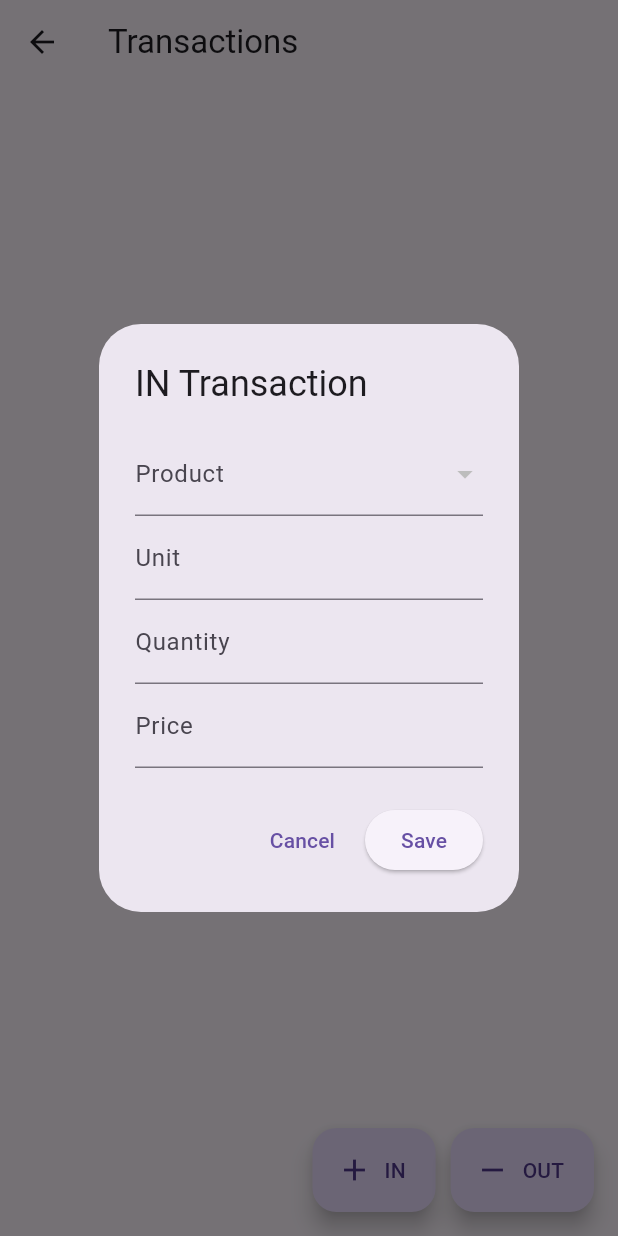
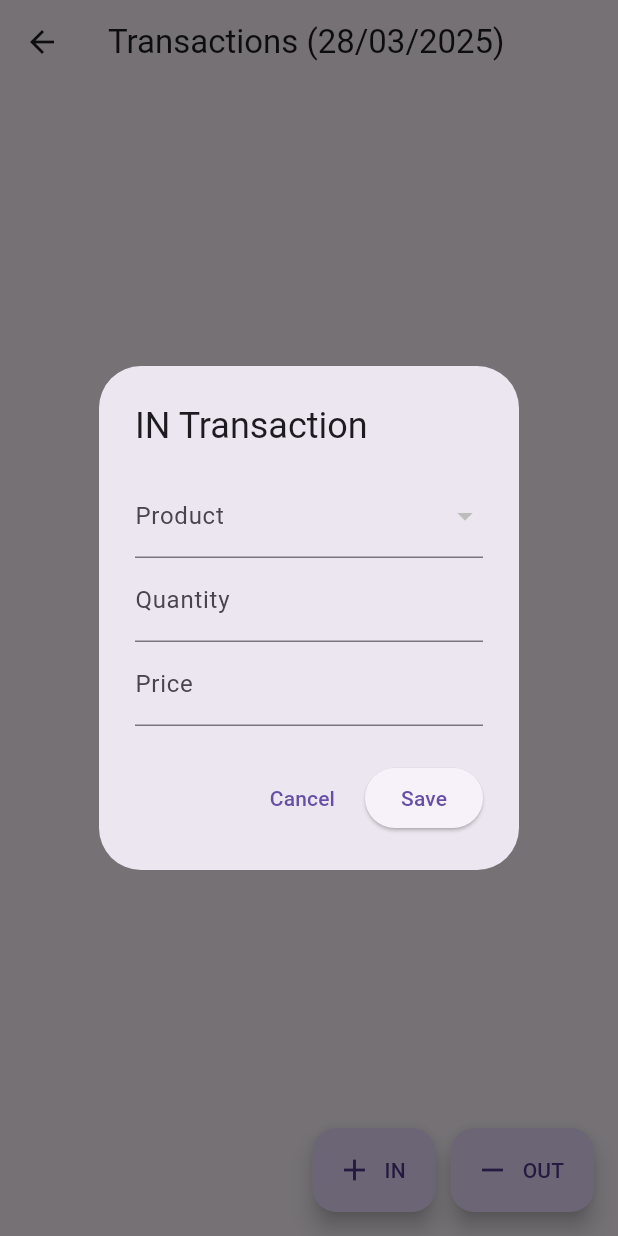
Before and after one commit to maheshbailur/softdrinksdealer, a Flutter app: the TransactionScreen screen opened directly, after a tap on "IN", on a phone screen of 412 x 824 dp. Run offline on Flutter 3.47's test engine with Material 3 defaults, Android fonts, the light colour scheme and no system bars; our stand-ins replace fl_chart, sqflite; accounts and stored records are empty.

Commit message:
updated transaction screen

```diff
--- a/lib/database/database_helper.dart
+++ b/lib/database/database_helper.dart
@@ -58,10 +58,8 @@ class DatabaseHelper {
         drink_id INTEGER NOT NULL,
         quantity INTEGER NOT NULL,
         price REAL NOT NULL,
-        manufacturer_id INTEGER NOT NULL,
         transaction_date TEXT DEFAULT (datetime('now')),
-        FOREIGN KEY (drink_id) REFERENCES Drinks (id) ON DELETE CASCADE,
-        FOREIGN KEY (manufacturer_id) REFERENCES Manufacturers (id) ON DELETE CASCADE
+        FOREIGN KEY (drink_id) REFERENCES Drinks (id) ON DELETE CASCADE
       )
     ''');
 
--- a/lib/models/drink.dart
+++ b/lib/models/drink.dart
@@ -4,6 +4,7 @@ class Drink {
   final int stock; // Current stock
   final String category;
   final int? manufacturerId; // Foreign key to Manufacturers table
+  final String? manufacturerName;
 
   Drink({
     required this.id,
@@ -11,6 +12,7 @@ class Drink {
     required this.category,
     required this.stock,
     this.manufacturerId,
+    this.manufacturerName,
   });
 
   Map<String, dynamic> toMap() {
@@ -20,6 +22,7 @@ class Drink {
       'stock': stock,
       'category': category,
       'manufacturer_id': manufacturerId,
+      'manufacturer_name': manufacturerName,
     };
   }
 
@@ -30,6 +33,7 @@ class Drink {
       category: map['category'] ?? "Uncategorized", // ✅ Default category
       stock: map['stock'] ?? 0, // ✅ Default stock to 0
       manufacturerId: map['manufacturer_id'], // Nullable, so no default needed
+      manufacturerName: map['manufacturer_name'] ?? "Unknown Manufacturer",
     );
   }
 
@@ -39,6 +43,7 @@ class Drink {
     int? stock,
     String? category,
     int? manufacturerId,
+    String? manufacturerName,
   }) {
     return Drink(
       id: id ?? this.id,
@@ -46,6 +51,7 @@ class Drink {
       stock: stock ?? this.stock,
       category: category ?? this.category,
       manufacturerId: manufacturerId ?? this.manufacturerId,
+      manufacturerName: manufacturerName ?? this.manufacturerName,
     );
   }
 
--- /dev/null
+++ b/lib/models/in_transaction.dart
@@ -0,0 +1,35 @@
+class InTransaction {
+  final int id;
+  final int drinkId;
+  final int quantity;
+  final double price;
+  final DateTime transactionDate;
+
+  InTransaction({
+    required this.id,
+    required this.drinkId,
+    required this.quantity,
+    required this.price,
+    required this.transactionDate,
+  });
+
+  Map<String, dynamic> toMap() {
+    return {
+      'id': id,
+      'drink_id': drinkId,
+      'quantity': quantity,
+      'price': price,
+      'transaction_date': transactionDate.toIso8601String(),
+    };
+  }
+
+  factory InTransaction.fromMap(Map<String, dynamic> map) {
+    return InTransaction(
+      id: map['id'],
+      drinkId: map['drink_id'],
+      quantity: map['quantity'],
+      price: map['price'],
+      transactionDate: DateTime.parse(map['transaction_date']),
+    );
+  }
+}
--- /dev/null
+++ b/lib/models/out_transaction.dart
@@ -0,0 +1,39 @@
+class OutTransaction {
+  final int id;
+  final int drinkId;
+  final int quantity;
+  final double price;
+  final int purchaserId;
+  final DateTime transactionDate;
+
+  OutTransaction({
+    required this.id,
+    required this.drinkId,
+    required this.quantity,
+    required this.price,
+    required this.purchaserId,
+    required this.transactionDate,
+  });
+
+  Map<String, dynamic> toMap() {
+    return {
+      'id': id,
+      'drink_id': drinkId,
+      'quantity': quantity,
+      'price': price,
+      'purchaser_id': purchaserId,
+      'transaction_date': transactionDate.toIso8601String(),
+    };
+  }
+
+  factory OutTransaction.fromMap(Map<String, dynamic> map) {
+    return OutTransaction(
+      id: map['id'],
+      drinkId: map['drink_id'],
+      quantity: map['quantity'],
+      price: map['price'],
+      purchaserId: map['purchaser_id'],
+      transactionDate: DateTime.parse(map['transaction_date']),
+    );
+  }
+}
--- a/lib/models/transaction.dart
+++ /dev/null
@@ -1,69 +0,0 @@
-class Transaction {
-  final int id;
-  final int drinkId;
-  final int quantity;
-  final double price;
-  final int? manufacturerId; // For IN transactions
-  final int? purchaserId; // For OUT transactions
-  final String transactionType; // "in" or "out"
-  final DateTime transactionDate;
-
-  Transaction({
-    required this.id,
-    required this.drinkId,
-    required this.quantity,
-    required this.price,
-    this.manufacturerId, // Optional for OUT transactions
-    this.purchaserId, // Optional for IN transactions
-    required this.transactionType,
-    required this.transactionDate,
-  });
-
-  Map<String, dynamic> toMap() {
-    return {
-      'id': id,
-      'drink_id': drinkId,
-      'quantity': quantity,
-      'price': price,
-      'manufacturer_id': manufacturerId,
-      'purchaser_id': purchaserId,
-      'transaction_type': transactionType,
-      'transaction_date': transactionDate.toIso8601String(),
-    };
-  }
-
-  factory Transaction.fromMap(Map<String, dynamic> map) {
-    return Transaction(
-      id: map['id'],
-      drinkId: map['drink_id'],
-      quantity: map['quantity'],
-      price: map['price'],
-      manufacturerId: map['manufacturer_id'],
-      purchaserId: map['purchaser_id'],
-      transactionType: map['transaction_type'],
-      transactionDate: DateTime.parse(map['transaction_date']),
-    );
-  }
-
-  Transaction copyWith({
-    int? id,
-    int? drinkId,
-    int? quantity,
-    double? price,
-    int? manufacturerId,
-    int? purchaserId,
-    String? transactionType,
-    DateTime? transactionDate,
-  }) {
-    return Transaction(
-      id: id ?? this.id,
-      drinkId: drinkId ?? this.drinkId,
-      quantity: quantity ?? this.quantity,
-      price: price ?? this.price,
-      manufacturerId: manufacturerId ?? this.manufacturerId,
-      purchaserId: purchaserId ?? this.purchaserId,
-      transactionType: transactionType ?? this.transactionType,
-      transactionDate: transactionDate ?? this.transactionDate,
-    );
-  }
-}
--- /dev/null
+++ b/lib/repositories/transactions_repository.dart
@@ -0,0 +1,114 @@
+import '../database/database_helper.dart';
+// import '../models/drink.dart';
+import '../models/in_transaction.dart';
+import '../models/out_transaction.dart';
+import './drink_repository.dart';
+
+class TransactionRepository {
+  final DatabaseHelper _dbHelper = DatabaseHelper.instance;
+  final DrinkRepository _drinkRepository = DrinkRepository();
+
+  // ✅ Insert IN Transaction
+  Future<int> insertInTransaction(InTransaction transaction) async {
+    final db = await _dbHelper.database;
+
+    // Insert the transaction into IN_Transactions table
+    int result = await db.insert('IN_Transactions', transaction.toMap());
+
+    if (result > 0) {
+      // Update the stock of the drink
+      await _drinkRepository.updateDrinkStock(transaction.drinkId, transaction.quantity);
+    }
+
+    return result;
+  }
+
+  // ✅ Insert OUT Transaction
+  Future<int> insertOutTransaction(OutTransaction transaction) async {
+    final db = await _dbHelper.database;
+    int result = await db.insert('OUT_Transactions', transaction.toMap());
+
+    if (result > 0) {
+      // Update the stock of the drink
+      await _drinkRepository.updateDrinkStock(transaction.drinkId, -transaction.quantity);
+    }
+
+    return result;
+  }
+
+  // ✅ Get IN Transactions
+  Future<List<InTransaction>> getInTransactionsByDateRange(
+      DateTime start, DateTime end) async {
+    final db = await _dbHelper.database;
+    final List<Map<String, dynamic>> maps = await db.query(
+      'IN_Transactions',
+      where: 'transaction_date BETWEEN ? AND ?',
+      whereArgs: [start.toIso8601String(), end.toIso8601String()],
+    );
+
+    return List.generate(maps.length, (i) {
+      return InTransaction.fromMap(maps[i]);
+    });
+  }
+
+  // ✅ Get OUT Transactions
+  Future<List<OutTransaction>> getOutTransactionsByDateRange(
+      DateTime start, DateTime end) async {
+    final db = await _dbHelper.database;
+    final List<Map<String, dynamic>> maps = await db.query(
+      'OUT_Transactions',
+      where: 'transaction_date BETWEEN ? AND ?',
+      whereArgs: [start.toIso8601String(), end.toIso8601String()],
+    );
+
+    return List.generate(maps.length, (i) {
+      return OutTransaction.fromMap(maps[i]);
+    });
+  }
+
+  Future<List<Map<String, dynamic>>> getTodayTransactions() async {
+    final db = await _dbHelper.database;
+
+    // Get today's date in YYYY-MM-DD format
+    final String today = DateTime.now().toIso8601String().split('T')[0];
+
+    final List<Map<String, dynamic>> transactions = await db.rawQuery('''
+      SELECT
+        IN_T.id,
+        IN_T.drink_id,
+        D.name AS drink_name,
+        M.name AS manufacturer_name,
+        IN_T.quantity,
+        IN_T.price,
+        'IN' AS type,
+        IN_T.transaction_date
+      FROM IN_Transactions AS IN_T
+      JOIN Drinks AS D ON IN_T.drink_id = D.id
+      LEFT JOIN Manufacturers AS M ON D.manufacturer_id = M.id
+      WHERE DATE(IN_T.transaction_date) = DATE(?)
+
+      UNION ALL
+
+      SELECT
+        OUT_T.id,
+        OUT_T.drink_id,
+        D.name AS drink_name,
+        M.name AS manufacturer_name,
+        OUT_T.quantity,
+        OUT_T.price,
+        'OUT' AS type,
+        OUT_T.transaction_date
+      FROM OUT_Transactions AS OUT_T
+      JOIN Drinks AS D ON OUT_T.drink_id = D.id
+      LEFT JOIN Manufacturers AS M ON D.manufacturer_id = M.id
+      WHERE DATE(OUT_T.transaction_date) = DATE(?)
+
+      ORDER BY transaction_date DESC
+    ''', [today, today]);
+
+    print("Today's Transactions: $transactions");
+
+    return transactions;
+  }
+
+}
--- a/lib/screens/transaction_screen.dart
+++ b/lib/screens/transaction_screen.dart
@@ -1,8 +1,10 @@
 import 'package:flutter/material.dart';
-import '../models/transaction.dart';
+import 'package:intl/intl.dart'; // Import this at the top
+import '../models/in_transaction.dart';
+import '../models/out_transaction.dart';
 import '../models/drink.dart';
 import '../models/purchaser.dart';
-import '../database/database_helper.dart';
+import '../repositories/transactions_repository.dart';
 import '../repositories/drink_repository.dart';
 
 class TransactionScreen extends StatefulWidget {
@@ -11,69 +13,66 @@ class TransactionScreen extends StatefulWidget {
 }
 
 class _TransactionScreenState extends State<TransactionScreen> {
-  List<Transaction> transactions = [];
+  List<Map<String, dynamic>> _transactions = [];
   List<Drink> drinks = [];
   List<Purchaser> purchasers = [];
+
   final _formKey = GlobalKey<FormState>();
-  final _unitController = TextEditingController();
   final _priceController = TextEditingController();
   final _quantityController = TextEditingController();
   Drink? _selectedDrink;
-  Purchaser? _selectedPurchaser; // For OUT transactions
+  Purchaser? _selectedPurchaser; // Only for OUT transactions
+
+  final transactionRepository = TransactionRepository();
+  final drinkRepository = DrinkRepository();
 
   @override
   void initState() {
     super.initState();
-    _loadDrinks();
-    _loadPurchasers();
+    _transactions = []; // Initialize with an empty list
+    _loadTransactions(); // Load data
+    _loadDrinks(); // Load drinks
   }
 
   Future<void> _loadDrinks() async {
-    final db = await DatabaseHelper.instance.database;
-    final List<Map<String, dynamic>> maps = await db.query('Drinks');
-    setState(() {
-      drinks = maps.map((map) => Drink.fromMap(map)).toList();
-    });
+    drinks = await drinkRepository.getAllDrinks(); // Ensure this method exists in DrinkRepository
+    setState(() {}); // Refresh UI after fetching data
   }
 
-  Future<void> _loadPurchasers() async {
-    final db = await DatabaseHelper.instance.database;
-    final List<Map<String, dynamic>> maps = await db.query('Purchasers');
+
+  Future<void> _loadTransactions() async {
+    final transactions = await transactionRepository.getTodayTransactions();
+
     setState(() {
-      purchasers = maps.map((map) => Purchaser.fromMap(map)).toList();
+      _transactions = List<Map<String, dynamic>>.from(transactions); // ✅ Convert to mutable list
+
+      _transactions.sort((a, b) {
+        final dateA = DateTime.parse(a['transaction_date']);
+        final dateB = DateTime.parse(b['transaction_date']);
+        return dateB.compareTo(dateA); // Sort latest first
+      });
     });
+
+    print("Transactions after sorting: $_transactions");
+    print("Rebuilding UI with transactions count: ${_transactions.length}");
   }
+
 
   @override
   Widget build(BuildContext context) {
+    String todayDate = DateFormat('dd/MM/yyyy').format(DateTime.now());
+
     return Scaffold(
-      appBar: AppBar(
-        title: Text('Transactions'),
-      ),
-      body: Column(
-        children: [
-          Expanded(
-            child: ListView.builder(
-              itemCount: transactions.length,
+      appBar: AppBar(title: Text('Transactions ($todayDate)')),
+      body: _transactions.isEmpty
+          ? Center(child: Text('No transactions today'))
+          : ListView.builder(
+              itemCount: _transactions.length,
               itemBuilder: (context, index) {
-                final transaction = transactions[index];
-                final drink = drinks.firstWhere(
-                  (d) => d.id == transaction.drinkId,
-                  orElse: () => Drink(id: 0, name: 'Unknown', category: 'select', stock: 0, manufacturerId: null),
-                );
-                return Card(
-                  margin: EdgeInsets.all(8),
-                  child: ListTile(
-                    title: Text('${transaction.transactionType.toUpperCase()} - ${drink.name}'),
-                    subtitle: Text('Unit: ${transaction.quantity}, Price: ${transaction.price}'),
-                    trailing: Text(transaction.transactionDate.toString().split(' ')[0]),
-                  ),
-                );
+                final txn = _transactions[index];
+                return _buildTransactionCard(txn, txn['type']); // Pass transaction type
               },
             ),
-          ),
-        ],
-      ),
       floatingActionButton: Row(
         mainAxisAlignment: MainAxisAlignment.end,
         children: [
@@ -93,11 +92,23 @@ class _TransactionScreenState extends State<TransactionScreen> {
     );
   }
 
+
+Widget _buildTransactionCard(Map<String, dynamic> transaction, String type) {
+  return Card(
+    margin: EdgeInsets.all(8),
+    child: ListTile(
+      title: Text('$type [${transaction['drink_name']}-${transaction['manufacturer_name'] ?? 'Unknown'}] Qty: ${transaction['quantity']}, Price: ${transaction['price']}'),
+      // subtitle: Text('Quantity: ${transaction['quantity']}, Price: ${transaction['price']}'),
+    ),
+  );
+}
+
+
   void _showTransactionDialog(String transactionType) {
     showDialog(
       context: context,
       builder: (context) => AlertDialog(
-        title: Text(transactionType.toUpperCase() + ' Transaction'),
+        title: Text('${transactionType.toUpperCase()} Transaction'),
         content: Form(
           key: _formKey,
           child: SingleChildScrollView(
@@ -110,7 +121,7 @@ class _TransactionScreenState extends State<TransactionScreen> {
                   items: drinks.map((Drink drink) {
                     return DropdownMenuItem<Drink>(
                       value: drink,
-                      child: Text(drink.name),
+                      child: Text('${drink.name}(${drink.manufacturerName ?? "Unknown"})'),
                     );
                   }).toList(),
                   onChanged: (Drink? newValue) {
@@ -137,12 +148,6 @@ class _TransactionScreenState extends State<TransactionScreen> {
                     },
                     validator: (value) => value == null ? 'Please select a purchaser' : null,
                   ),
-                TextFormField(
-                  controller: _unitController,
-                  decoration: InputDecoration(labelText: 'Unit'),
-                  keyboardType: TextInputType.number,
-                  validator: (value) => value?.isEmpty ?? true ? 'Please enter unit' : null,
-                ),
                 TextFormField(
                   controller: _quantityController,
                   decoration: InputDecoration(labelText: 'Quantity'),
@@ -185,36 +190,35 @@ class _TransactionScreenState extends State<TransactionScreen> {
 
   void _saveTransaction(String transactionType) async {
     if (_formKey.currentState?.validate() ?? false) {
-      final drinkRepository = DrinkRepository();
-
-      final transaction = Transaction(
-        id: DateTime.now().millisecondsSinceEpoch,
-        drinkId: _selectedDrink!.id,
-        quantity: int.parse(_quantityController.text),
-        price: double.parse(_priceController.text),
-        transactionType: transactionType,
-        transactionDate: DateTime.now(),
-        purchaserId: transactionType == 'out' ? _selectedPurchaser?.id : null,
-        manufacturerId: transactionType == 'in' ? _selectedDrink!.manufacturerId : null,
-      );
-
       if (transactionType == 'in') {
-        await drinkRepository.insertInTransaction(transaction);
+        final transaction = InTransaction(
+          id: DateTime.now().millisecondsSinceEpoch,
+          drinkId: _selectedDrink!.id,
+          quantity: int.parse(_quantityController.text),
+          price: double.parse(_priceController.text),
+          transactionDate: DateTime.now(),
+        );
+        await transactionRepository.insertInTransaction(transaction);
       } else {
-        await drinkRepository.insertOutTransaction(transaction);
+        final transaction = OutTransaction(
+          id: DateTime.now().millisecondsSinceEpoch,
+          drinkId: _selectedDrink!.id,
+          quantity: int.parse(_quantityController.text),
+          price: double.parse(_priceController.text),
+          purchaserId: _selectedPurchaser!.id,
+          transactionDate: DateTime.now(),
+        );
+        await transactionRepository.insertOutTransaction(transaction);
       }
 
-      setState(() {
-        transactions.add(transaction);
-      });
-
+      await _loadTransactions(); // Refresh transaction list
+      setState(() {});
       Navigator.pop(context);
       _clearForm();
     }
   }
 
   void _clearForm() {
-    _unitController.clear();
     _priceController.clear();
     _quantityController.clear();
     _selectedDrink = null;
@@ -223,7 +227,6 @@ class _TransactionScreenState extends State<TransactionScreen> {
 
   @override
   void dispose() {
-    _unitController.dispose();
     _priceController.dispose();
     _quantityController.dispose();
     super.dispose();
```
Also changed, not shown: lib/repositories/drink_repository.dart (+38 -73 lines), lib/screens/inventory_screen.dart (+9 -9 lines).
